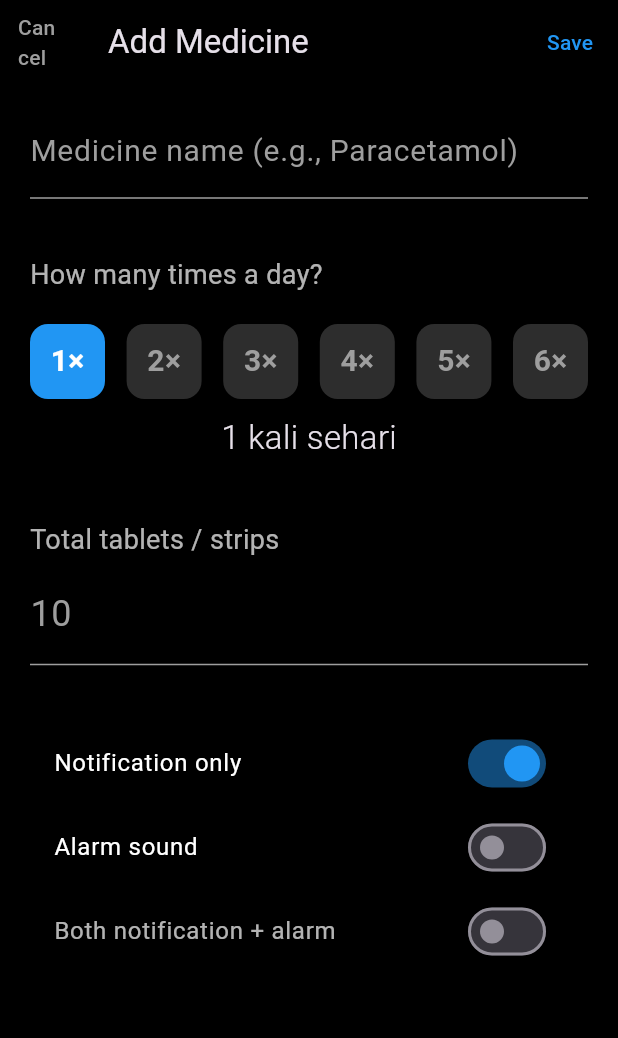
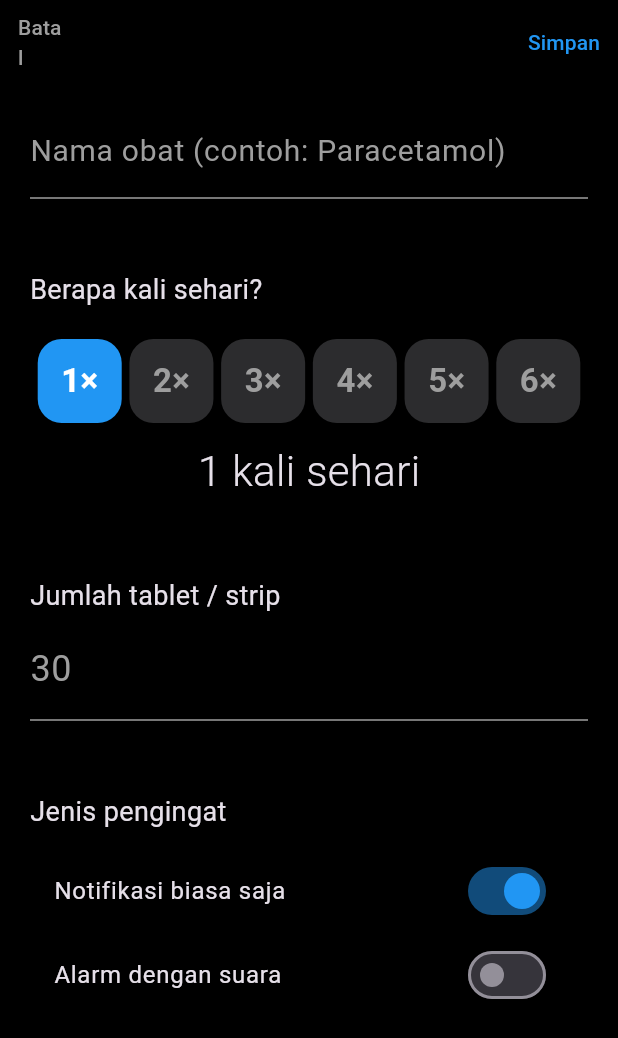
Before and after one commit to darkshadevault/medicine_reminder-new, a Flutter app: the screen it shows after launch, after a tap on the "add" icon, on a phone screen of 412 x 824 dp. Shown: the top 1038 px of the screen. Run offline on Flutter 3.47's test engine with Material 3 defaults, Android fonts, the phone set to English and light mode, and no system bars; our stand-ins replace flutter_local_notifications, flutter_timezone, shared_preferences, timezone.

Commit message:
Update main.dart

```diff
--- a/lib/main.dart
+++ b/lib/main.dart
@@ -1,31 +1,24 @@
+import 'dart:convert';
 import 'package:flutter/material.dart';
 import 'package:flutter_local_notifications/flutter_local_notifications.dart';
-import 'package:timezone/data/latest.dart' as tz;
+import 'package:shared_preferences/shared_preferences.dart';
+import 'package:timezone/data/latest_all.dart' as tz;
 import 'package:timezone/timezone.dart' as tz;
+import 'package:flutter_timezone/flutter_timezone.dart';
 
-void main() {
+final FlutterLocalNotificationsPlugin notifications = FlutterLocalNotificationsPlugin();
+
+void main() async {
   WidgetsFlutterBinding.ensureInitialized();
   tz.initializeTimeZones();
+  final String timeZoneName = await FlutterTimezone.getLocalTimezone();
+  tz.setLocalLocation(tz.getLocation(timeZoneName));
+
+  const AndroidInitializationSettings android = AndroidInitializationSettings('@mipmap/ic_launcher');
+  const InitializationSettings initSettings = InitializationSettings(android: android);
+  await notifications.initialize(initSettings);
+
   runApp(const MedicineReminderApp());
-}
-
-final FlutterLocalNotificationsPlugin flutterLocalNotificationsPlugin =
-    FlutterLocalNotificationsPlugin();
-
-class MedicineReminderApp extends StatelessWidget {
-  const MedicineReminderApp({super.key});
-
-  @override
-  Widget build(BuildContext context) {
-    return MaterialApp(
-      debugShowCheckedModeBanner: false,
-      theme: ThemeData.dark().copyWith(
-        scaffoldBackgroundColor: Colors.black,
-        appBarTheme: const AppBarTheme(backgroundColor: Colors.black),
-      ),
-      home: const MedicineListScreen(),
-    );
-  }
 }
 
 class Medicine {
@@ -35,6 +28,7 @@ class Medicine {
   bool notificationOnly;
   bool alarmSound;
   bool isActive;
+  String id;
 
   Medicine({
     required this.name,
@@ -43,12 +37,46 @@ class Medicine {
     this.notificationOnly = true,
     this.alarmSound = false,
     this.isActive = true,
+    required this.id,
   });
+
+  Map<String, dynamic> toJson() => {
+        'id': id,
+        'name': name,
+        'timesPerDay': timesPerDay,
+        'totalTablets': totalTablets,
+        'notificationOnly': notificationOnly,
+        'alarmSound': alarmSound,
+        'isActive': isActive,
+      };
+
+  factory Medicine.fromJson(Map<String, dynamic> json) => Medicine(
+        id: json['id'],
+        name: json['name'],
+        timesPerDay: json['timesPerDay'],
+        totalTablets: json['totalTablets'],
+        notificationOnly: json['notificationOnly'],
+        alarmSound: json['alarmSound'],
+        isActive: json['isActive'],
+      );
+}
+
+class MedicineReminderApp extends StatelessWidget {
+  const MedicineReminderApp({super.key});
+  @override
+  Widget build(BuildContext context) {
+    return MaterialApp(
+      debugShowCheckedModeBanner: false,
+      theme: ThemeData.dark().copyWith(
+        scaffoldBackgroundColor: Colors.black,
+      ),
+      home: const MedicineListScreen(),
+    );
+  }
 }
 
 class MedicineListScreen extends StatefulWidget {
   const MedicineListScreen({super.key});
-
   @override
   State<MedicineListScreen> createState() => _MedicineListScreenState();
 }
@@ -59,47 +87,81 @@ class _MedicineListScreenState extends State<MedicineListScreen> {
   @override
   void initState() {
     super.initState();
-    const AndroidInitializationSettings initializationSettingsAndroid =
-        AndroidInitializationSettings('@mipmap/ic_launcher');
-    const InitializationSettings initializationSettings =
-        InitializationSettings(android: initializationSettingsAndroid);
-    flutterLocalNotificationsPlugin.initialize(initializationSettings);
+    _loadMedicines();
+  }
+
+  Future<void> _loadMedicines() async {
+    final prefs = await SharedPreferences.getInstance();
+    final String? data = prefs.getString('medicines');
+    if (data != null) {
+      final List<dynamic> jsonList = jsonDecode(data);
+      setState(() {
+        medicines = jsonList.map((e) => Medicine.fromJson(e)).toList();
+      });
+    }
+  }
+
+  Future<void> _saveMedicines() async {
+    final prefs = await SharedPreferences.getInstance();
+    final String data = jsonEncode(medicines.map((e) => e.toJson()).toList());
+    prefs.setString('medicines', data);
   }
 
   void _addMedicine(Medicine med) {
     setState(() => medicines.add(med));
-    _scheduleNotifications(med);
+    _saveMedicines();
+    _scheduleAllDoses(med);
   }
 
-  void _scheduleNotifications(Medicine med) async {
-    if (!med.isActive) return;
+  void _toggleActive(Medicine med) {
+    setState(() => med.isActive = !med.isActive);
+    _saveMedicines();
+    if (med.isActive) {
+      _scheduleAllDoses(med);
+    } else {
+      _cancelAllDoses(med);
+    }
+  }
+
+  Future<void> _scheduleAllDoses(Medicine med) async {
+    await _cancelAllDoses(med); // bersihkan dulu
+
+    // Contoh: dosis merata tiap hari mulai jam 8 pagi
+    final now = DateTime.now();
+    final today = DateTime(now.year, now.month, now.day);
 
     for (int i = 0; i < med.timesPerDay; i++) {
-      final now = DateTime.now();
-      final scheduledDate = now.add(Duration(minutes: 1 + i * 2)); // demo timing
+      final minutesPerDose = 1440 ~/ med.timesPerDay; // 1440 menit dalam sehari
+      final doseTime = today.add(Duration(minutes: 480 + i * minutesPerDose)); // mulai jam 8 pagi
 
-      AndroidNotificationDetails androidDetails = AndroidNotificationDetails(
+      final scheduledDate = doseTime.isBefore(now) ? doseTime.add(const Duration(days: 1)) : doseTime;
+
+      final androidDetails = AndroidNotificationDetails(
         'medicine_channel',
-        'Medicine Reminders',
-        channelDescription: 'Remind to take medicine',
+        'Pengingat Obat',
+        channelDescription: 'Notifikasi minum obat',
         importance: Importance.max,
         priority: Priority.high,
-        playSound: med.alarmSound,
+        playSound: med.alarmSound || !med.notificationOnly,
         enableVibration: true,
       );
 
-      NotificationDetails details = NotificationDetails(android: androidDetails);
+      await notifications.zonedSchedule(
+        int.parse('${med.id}$i'),
+        'Waktunya Minum Obat',
+        '\( {med.name} – Dosis \){i + 1}/${med.timesPerDay}',
+        tz.TZDateTime.from(scheduledDate, tz.local),
+        NotificationDetails(android: androidDetails),
+        androidScheduleMode: AndroidScheduleMode.exactAllowWhileIdle,
+        uiLocalNotificationDateInterpretation: UILocalNotificationDateInterpretation.absoluteTime,
+        matchDateTimeComponents: DateTimeComponents.time,
+      );
+    }
+  }
 
-      await flutterLocalNotificationsPlugin.zonedSchedule(
-        i,
-        '🩺 Time to take medicine!',
-        '\( {med.name} - Dose \){i + 1}/${med.timesPerDay}',
-        tz.TZDateTime.from(scheduledDate, tz.local),
-        details,
-        androidScheduleMode: AndroidScheduleMode.exactAllowWhileIdle,
-        uiLocalNotificationDateInterpretation:
-            UILocalNotificationDateInterpretation.absoluteTime,
-      );
+  Future<void> _cancelAllDoses(Medicine med) async {
+    for (int i = 0; i < med.timesPerDay; i++) {
+      await notifications.cancel(int.parse('${med.id}$i'));
     }
   }
 
@@ -107,48 +169,37 @@ class _MedicineListScreenState extends State<MedicineListScreen> {
   Widget build(BuildContext context) {
     return Scaffold(
       appBar: AppBar(
-        title: const Text('Medicine Reminder', style: TextStyle(fontSize: 20)),
+        title: const Text('Pengingat Obat'),
         centerTitle: true,
         backgroundColor: Colors.black,
       ),
       body: medicines.isEmpty
-          ? const Center(
-              child: Text(
-                'No medicines added yet',
-                style: TextStyle(color: Colors.grey, fontSize: 18),
-              ),
-            )
+          ? const Center(child: Text('Belum ada obat', style: TextStyle(fontSize: 18, color: Colors.grey)))
           : ListView.builder(
               itemCount: medicines.length,
+              padding: const EdgeInsets.all(16),
               itemBuilder: (context, index) {
                 final med = medicines[index];
                 return Container(
-                  margin: const EdgeInsets.symmetric(horizontal: 16, vertical: 4),
+                  margin: const EdgeInsets.only(bottom: 12),
                   decoration: BoxDecoration(
                     color: const Color(0xFF1D1D1D),
-                    borderRadius: BorderRadius.circular(12),
+                    borderRadius: BorderRadius.circular(16),
                   ),
                   child: ListTile(
-                    contentPadding:
-                        const EdgeInsets.symmetric(horizontal: 20, vertical: 8),
+                    contentPadding: const EdgeInsets.symmetric(horizontal: 20, vertical: 12),
                     title: Text(
-                      '\( {med.timesPerDay == 1 ? "Once" : " \){med.timesPerDay} times"} daily',
-                      style: const TextStyle(
-                        fontSize: 32,
-                        fontWeight: FontWeight.w300,
-                        color: Colors.white,
-                      ),
+                      med.timesPerDay == 1 ? 'Sekali sehari' : '${med.timesPerDay} kali sehari',
+                      style: const TextStyle(fontSize: 34, fontWeight: FontWeight.w300, height: 1),
                     ),
                     subtitle: Text(
-                      '\( {med.name} • \){med.totalTablets} tablets left',
+                      '\( {med.name} • \){med.totalTablets} tablet tersisa',
                       style: const TextStyle(color: Colors.grey),
                     ),
                     trailing: Switch(
                       value: med.isActive,
                       activeColor: Colors.blue,
-                      onChanged: (val) {
-                        setState(() => med.isActive = val);
-                      },
+                      onChanged: (_) => _toggleActive(med),
                     ),
                   ),
                 );
@@ -156,9 +207,8 @@ class _MedicineListScreenState extends State<MedicineListScreen> {
             ),
       floatingActionButton: FloatingActionButton(
         backgroundColor: const Color(0xFF0A84FF),
-        child: const Icon(Icons.add, size: 32),
-        onPressed: () => Navigator.push(
-          context,
+        child: const Icon(Icons.add, size: 36),
+        onPressed: () => Navigator.of(context).push(
           MaterialPageRoute(
             builder: (_) => AddMedicineScreen(onSave: _addMedicine),
             fullscreenDialog: true,
@@ -180,7 +230,7 @@ class AddMedicineScreen extends StatefulWidget {
 class _AddMedicineScreenState extends State<AddMedicineScreen> {
   final _nameController = TextEditingController();
   int _timesPerDay = 1;
-  int _totalTablets = 10;
+  int _totalTablets = 30;
   bool _notificationOnly = true;
   bool _alarmSound = false;
 
@@ -189,18 +239,18 @@ class _AddMedicineScreenState extends State<AddMedicineScreen> {
     return Scaffold(
       backgroundColor: Colors.black,
       appBar: AppBar(
+        backgroundColor: Colors.black,
         leading: TextButton(
-          child: const Text('Cancel', style: TextStyle(color: Colors.grey)),
             onPressed: () => Navigator.pop(context),
-        ),
-        title: const Text('Add Medicine'),
+            child: const Text('Batal', style: TextStyle(color: Colors.grey))),
         actions: [
           TextButton(
-            onPressed: _nameController.text.isEmpty
+            onPressed: _nameController.text.trim().isEmpty
                 ? null
                 : () {
                     final med = Medicine(
-                      name: _nameController.text,
+                      id: DateTime.now().millisecondsSinceEpoch.toString(),
+                      name: _nameController.text.trim(),
                       timesPerDay: _timesPerDay,
                       totalTablets: _totalTablets,
                       notificationOnly: _notificationOnly,
@@ -209,137 +259,98 @@ class _AddMedicineScreenState extends State<AddMedicineScreen> {
                     widget.onSave(med);
                     Navigator.pop(context);
                   },
-            child: const Text('Save', style: TextStyle(color: Colors.blue)),
+            child: const Text('Simpan', style: TextStyle(color: Colors.blue)),
           ),
         ],
       ),
-      body: ListView(
-        padding: const EdgeInsets.all(20),
-        children: [
-          // Medicine Name
+      body: ListView(padding: const EdgeInsets.all(20), children: [
+        // Nama Obat
         TextField(
           controller: _nameController,
-            style: const TextStyle(fontSize: 20, color: Colors.white),
+          style: const TextStyle(fontSize: 20),
           decoration: const InputDecoration(
-              hintText: 'Medicine name (e.g., Paracetamol)',
+            hintText: 'Nama obat (contoh: Paracetamol)',
             hintStyle: TextStyle(color: Colors.grey),
             border: InputBorder.none,
           ),
         ),
         const Divider(color: Colors.grey),
 
-          const SizedBox(height: 30),
+        const SizedBox(height: 40),
+        const Text('Berapa kali sehari?', style: TextStyle(fontSize: 18)),
+        const SizedBox(height: 20),
 
-          // Times per day slider
-          const Text('How many times a day?',
-              style: TextStyle(fontSize: 18, color: Colors.white70)),
-          const SizedBox(height: 20),
+        // Slider 1–6 kali
         Row(
-            mainAxisAlignment: MainAxisAlignment.spaceBetween,
+          mainAxisAlignment: MainAxisAlignment.spaceEvenly,
           children: List.generate(6, (i) {
-              final times = i + 1;
+            int kali = i + 1;
             return GestureDetector(
-                onTap: () => setState(() => _timesPerDay = times),
-                child: Container(
-                  width: 50,
-                  height: 50,
+              onTap: () => setState(() => _timesPerDay = kali),
+              child: AnimatedContainer(
+                duration: const Duration(milliseconds: 200),
+                width: 56,
+                height: 56,
                 decoration: BoxDecoration(
-                    color: _timesPerDay == times
-                        ? Colors.blue
-                        : const Color(0xFF2D2D2D),
-                    borderRadius: BorderRadius.circular(12),
+                  color: _timesPerDay == kali ? Colors.blue : const Color(0xFF2C2C2E),
+                  borderRadius: BorderRadius.circular(16),
                 ),
                 alignment: Alignment.center,
                 child: Text(
-                    '$times×',
+                  '$kali×',
                   style: TextStyle(
-                      fontSize: 20,
+                    fontSize: 22,
                     fontWeight: FontWeight.bold,
-                      color:
-                          _timesPerDay == times ? Colors.white : Colors.grey,
+                    color: _timesPerDay == kali ? Colors.white : Colors.grey,
                   ),
                 ),
               ),
             );
           }),
         ),
-          const SizedBox(height: 10),
+        const SizedBox(height: 12),
         Center(
           child: Text(
             '$_timesPerDay kali sehari',
-              style: const TextStyle(fontSize: 22, fontWeight: FontWeight.w300),
+            style: const TextStyle(fontSize: 28, fontWeight: FontWeight.w300),
           ),
         ),
 
-          const SizedBox(height: 40),
+        const SizedBox(height: 50),
 
-          // Total tablets
-          const Text('Total tablets / strips',
-              style: TextStyle(fontSize: 18, color: Colors.white70)),
+        // Jumlah Tablet
+        const Text('Jumlah tablet / strip', style: TextStyle(fontSize: 18)),
         const SizedBox(height: 10),
         TextField(
           keyboardType: TextInputType.number,
-            style: const TextStyle(fontSize: 24, color: Colors.white),
+          style: const TextStyle(fontSize: 24),
           decoration: InputDecoration(
             hintText: '$_totalTablets',
             hintStyle: const TextStyle(color: Colors.grey),
             border: InputBorder.none,
           ),
-            onChanged: (v) {
-              _totalTablets = int.tryParse(v) ?? 10;
-            },
+          onChanged: (v) => _totalTablets = int.tryParse(v) ?? 30,
         ),
         const Divider(color: Colors.grey),
 
-          const SizedBox(height: 30),
+        const SizedBox(height: 40),
 
-          // Notification type
-          ListTile(
-            title: const Text('Notification only',
-                style: TextStyle(color: Colors.white)),
-            trailing: Switch(
+        // Jenis Notifikasi
+        const Text('Jenis pengingat', style: TextStyle(fontSize: 18)),
+        const SizedBox(height: 12),
+        SwitchListTile(
+          title: const Text('Notifikasi biasa saja'),
           value: _notificationOnly,
           activeColor: Colors.blue,
-              onChanged: (val) {
-                setState(() {
-                  _notificationOnly = val;
-                  if (val) _alarmSound = false;
-                });
-              },
+          onChanged: (v) => setState(() => _notificationOnly = v),
         ),
-          ),
-          ListTile(
-            title: const Text('Alarm sound',
-                style: TextStyle(color: Colors.white)),
-            trailing: Switch(
+        SwitchListTile(
+          title: const Text('Alarm dengan suara'),
           value: _alarmSound,
           activeColor: Colors.blue,
-              onChanged: (val) {
-                setState(() {
-                  _alarmSound = val;
-                  if (val) _notificationOnly = false;
-                });
-              },
+          onChanged: (v) => setState(() => _alarmSound = v),
         ),
-          ),
-          ListTile(
-            title: const Text('Both notification + alarm',
-                style: TextStyle(color: Colors.white70)),
-            trailing: Switch(
-              value: !_notificationOnly && !_alarmSound,
-              activeColor: Colors.blue,
-              onChanged: (val) {
-                if (val) {
-                  setState(() {
-                    _notificationOnly = false;
-                    _alarmSound = false;
-                  });
-                }
-              },
-            ),
-          ),
-        ],
-      ),
+      ]),
     );
   }
 }
```
Lines whose indentation alone changed are shown as unchanged.
